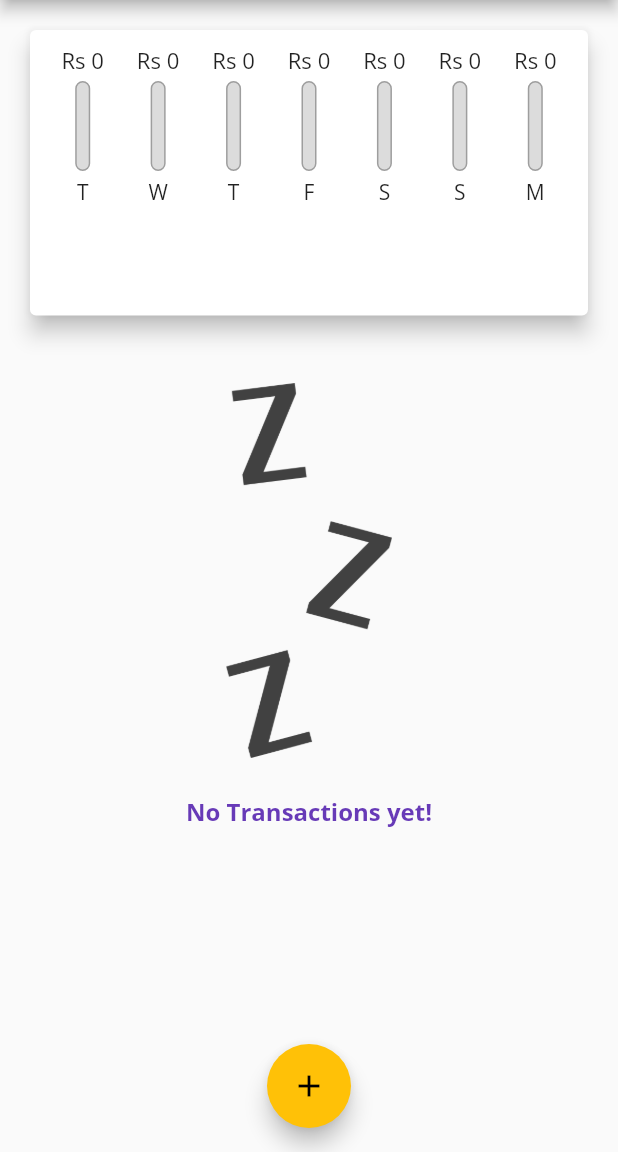
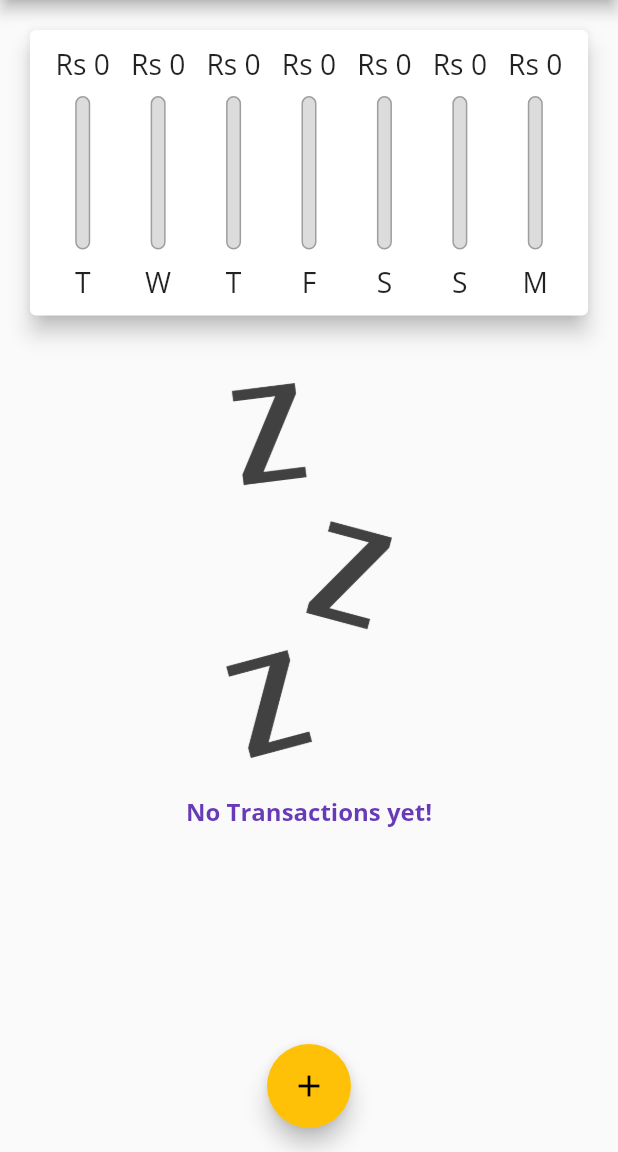
Before and after one commit to iamartyaa/MyWallet-App, a Flutter app: the screen it shows after launch, on a phone screen of 412 x 824 dp, the part 84-1236 px from its top. Run offline on Flutter 3.47's test engine with Material 2 defaults, Android fonts, the phone set to English and light mode, and no system bars; missing offline and left inert: dart:ffi, flutter_rounded_date_picker.

Commit message:
dynamic app

```diff
--- a/lib/main.dart
+++ b/lib/main.dart
@@ -7,7 +7,9 @@ import 'package:mywallet/widgets/transaction_list.dart';
 import 'package:mywallet/models/transaction.dart';
 
 void main() {
+
   runApp(const MyApp());
+
 }
 
 class MyApp extends StatelessWidget {
--- a/lib/widgets/chart_bar.dart
+++ b/lib/widgets/chart_bar.dart
@@ -14,16 +14,18 @@ class ChartBar extends StatelessWidget {
 
   @override
   Widget build(BuildContext context) {
+    return LayoutBuilder(builder: ((context, constraints) {
       return Column(
         children: [
           Container(
-          height: 20,
-            child: FittedBox(child: Text('Rs ${sAmount.toStringAsFixed(0)}'))),
+              height: constraints.maxHeight*0.15,
+              child:
+                  FittedBox(child: Text('Rs ${sAmount.toStringAsFixed(0)}'))),
           SizedBox(
-          height: 4,
+            height: constraints.maxHeight*0.05,
           ),
           Container(
-          height: 60,
+            height: constraints.maxHeight*0.6,
             width: 10,
             child: Stack(
               children: [
@@ -47,10 +49,13 @@ class ChartBar extends StatelessWidget {
             ),
           ),
           SizedBox(
-          height: 4,
+            height: constraints.maxHeight*0.05,
           ),
-        Text(label),
+          Container(
+            height: constraints.maxHeight*0.15,
+            child: FittedBox(child: Text(label))),
         ],
       );
+    }));
   }
 }
```
Lines whose indentation alone changed are shown as unchanged.
